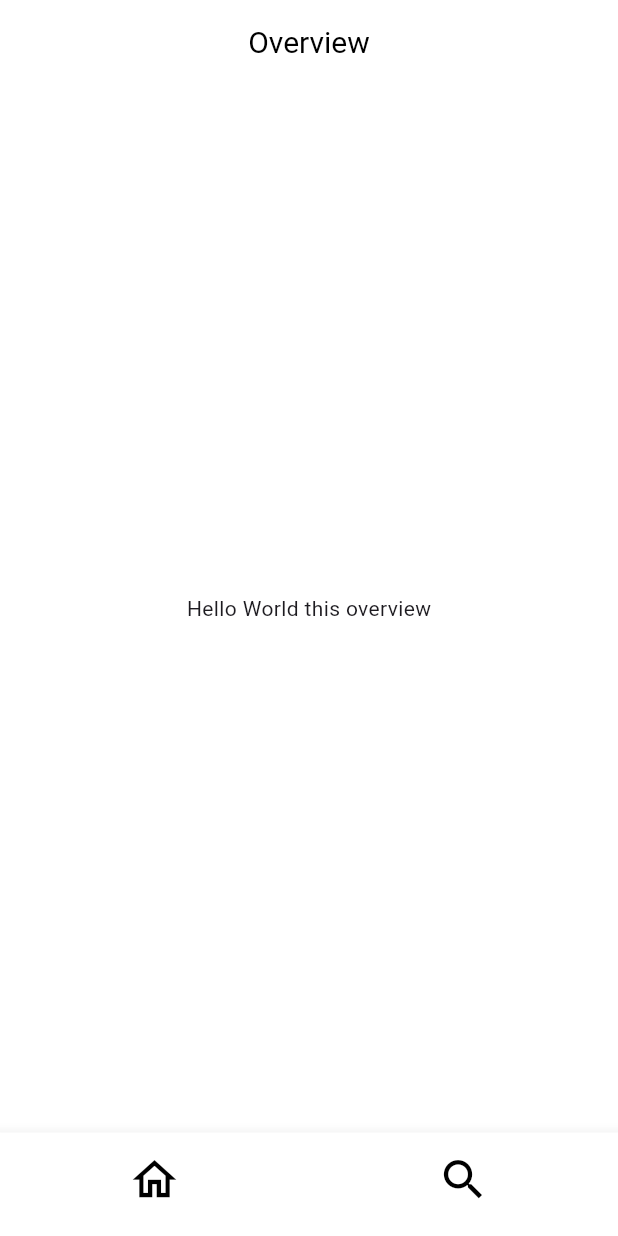
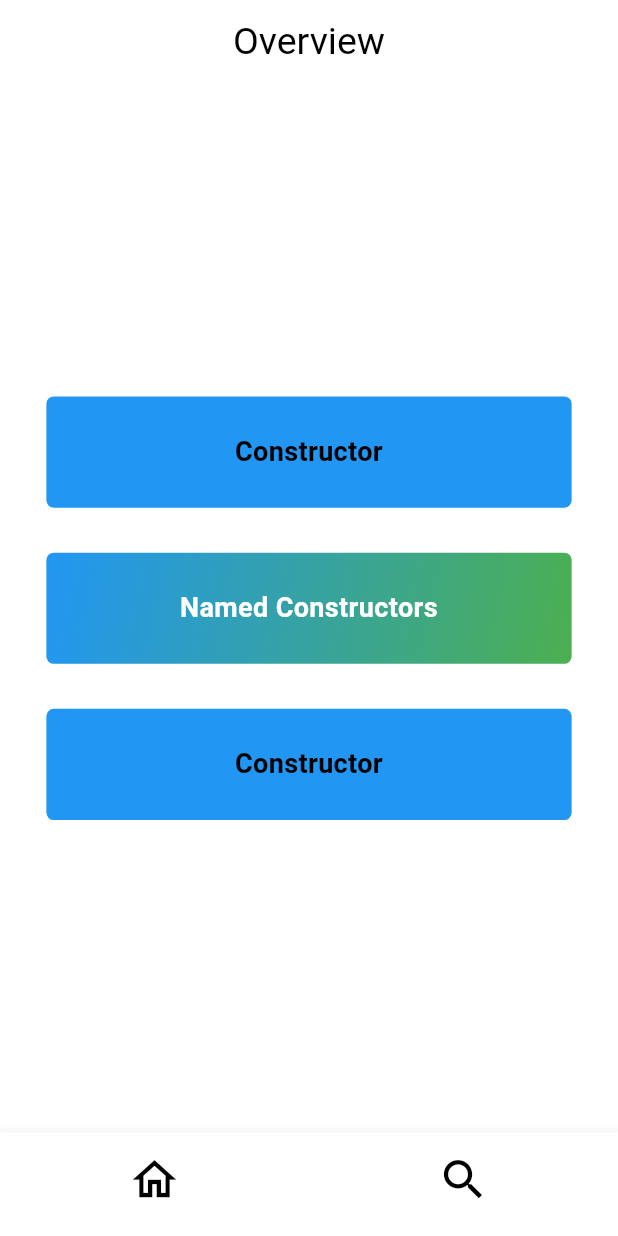
Before and after one commit to tobe-official/IP_2025_08_flutter_knowledge, a Flutter app: the OverviewPage screen opened by its route, on a phone screen of 412 x 824 dp. Run offline on Flutter 3.47's test engine with Material 3 defaults, Android fonts, the phone set to English and light mode, and no system bars; our stand-ins replace auto_route.

Commit message:
feat: added the boxes ready for implementing next screen and troll screen for the random boxes

```diff
--- a/lib/app/pages/home.dart
+++ /dev/null
@@ -1,26 +0,0 @@
-import 'package:auto_route/annotations.dart';
-import 'package:flutter/material.dart';
-import 'package:ip_2025_08_flutter_knowledge/app/widgets/custom_app_bar.dart';
-
-import '../widgets/custom_bottom_navigator.dart';
-
-@RoutePage()
-class HomePage extends StatelessWidget {
-  const HomePage({super.key});
-
-  @override
-  Widget build(BuildContext context) {
-    return Scaffold(
-      backgroundColor: Colors.white,
-      appBar: CustomAppBar(
-        title: 'Home',
-      ),
-      body: Center(
-        child: const Text('Hello World this home'),
-      ),
-      bottomNavigationBar: CustomBottomNavigator(
-        initialIndexOfScreen: 0,
-      ),
-    );
-  }
-}
--- a/lib/app/pages/overview.dart
+++ b/lib/app/pages/home/home.dart
@@ -1,24 +1,26 @@
 import 'package:auto_route/annotations.dart';
 import 'package:flutter/material.dart';
+import 'package:ip_2025_08_flutter_knowledge/app/pages/home/widgets/home_content.dart';
 import 'package:ip_2025_08_flutter_knowledge/app/widgets/custom_app_bar.dart';
+
 import 'package:ip_2025_08_flutter_knowledge/app/widgets/custom_bottom_navigator.dart';
 
 @RoutePage()
-class OverviewPage extends StatelessWidget {
-  const OverviewPage({super.key});
+class HomePage extends StatelessWidget {
+  const HomePage({super.key});
 
   @override
   Widget build(BuildContext context) {
     return Scaffold(
       backgroundColor: Colors.white,
       appBar: CustomAppBar(
-        title: 'Overview',
+        title: 'Home',
       ),
       body: Center(
-        child: const Text('Hello World this overview'),
+        child: HomeContent(),
       ),
       bottomNavigationBar: CustomBottomNavigator(
-        initialIndexOfScreen: 1,
+        initialIndexOfScreen: 0,
       ),
     );
   }
--- /dev/null
+++ b/lib/app/pages/overview/overview.dart
@@ -0,0 +1,48 @@
+import 'package:auto_route/annotations.dart';
+import 'package:flutter/material.dart';
+import 'package:ip_2025_08_flutter_knowledge/app/pages/overview/widgets/box.dart';
+import 'package:ip_2025_08_flutter_knowledge/app/widgets/custom_app_bar.dart';
+import 'package:ip_2025_08_flutter_knowledge/app/widgets/custom_bottom_navigator.dart';
+
+@RoutePage()
+class OverviewPage extends StatelessWidget {
+  const OverviewPage({super.key});
+
+  @override
+  Widget build(BuildContext context) {
+    return Scaffold(
+      backgroundColor: Colors.white,
+      appBar: CustomAppBar(
+        title: 'Overview',
+      ),
+      //TODO add a search field for better searching
+      //TODO use a stream with data and delays for new data to give sometimes "random" boxes to the ui + the real boxes. random boxes lead to a prank screen
+      body: Center(
+        child: Column(
+          mainAxisAlignment: MainAxisAlignment.center,
+          children: [
+            BoxWidget(
+              title: 'Constructor',
+              color: Colors.blue,
+            ),
+            SizedBox(height: 30),
+            BoxWidget.transition(
+              title: 'Named Constructors',
+              color: Colors.blue,
+              secondaryColor: Colors.green,
+              fontColor: Colors.white,
+            ),
+            SizedBox(height: 30),
+            BoxWidget(
+              title: 'Constructor',
+              color: Colors.blue,
+            ),
+          ],
+        ),
+      ),
+      bottomNavigationBar: CustomBottomNavigator(
+        initialIndexOfScreen: 1,
+      ),
+    );
+  }
+}
--- /dev/null
+++ b/lib/app/pages/overview/widgets/box.dart
@@ -0,0 +1,49 @@
+import 'package:flutter/material.dart';
+
+class BoxWidget extends StatelessWidget {
+  const BoxWidget(
+      {super.key, required this.title, this.color = Colors.grey, this.secondaryColor, this.fontColor = Colors.black});
+
+  const BoxWidget.transition(
+      {super.key,
+      required this.title,
+      this.color = Colors.grey,
+      this.secondaryColor = Colors.white,
+      this.fontColor = Colors.black});
+
+  final String title;
+  final Color? color;
+  final Color? secondaryColor;
+  final Color? fontColor;
+
+  @override
+  Widget build(BuildContext context) {
+    final screenWidth = MediaQuery.of(context).size.width;
+    final screenHeight = MediaQuery.of(context).size.height;
+
+    return GestureDetector(
+      child: Container(
+        decoration: BoxDecoration(
+          borderRadius: BorderRadius.circular(5),
+          gradient: secondaryColor != null
+              ? LinearGradient(
+                  colors: [color!, secondaryColor!],
+                  begin: Alignment.topLeft,
+                  end: Alignment.bottomRight,
+                )
+              : null,
+          color: secondaryColor == null ? color : null,
+        ),
+        width: screenWidth * 0.85,
+        height: screenHeight * 0.09,
+        child: Center(
+          child: Text(
+            title,
+            style: TextStyle(fontWeight: FontWeight.bold, fontSize: 18, color: fontColor),
+            textAlign: TextAlign.center,
+          ),
+        ),
+      ),
+    );
+  }
+}
--- a/lib/app/widgets/custom_app_bar.dart
+++ b/lib/app/widgets/custom_app_bar.dart
@@ -22,7 +22,7 @@ class _CustomAppBarState extends State<CustomAppBar> {
         widget.title,
         style: TextStyle(
           color: Colors.black,
-          fontSize: 20,
+          fontSize: 25,
         ),
       ),
       centerTitle: true,
--- a/lib/app/widgets/custom_bottom_navigator.dart
+++ b/lib/app/widgets/custom_bottom_navigator.dart
@@ -24,7 +24,7 @@ class _CustomNavigationBarState extends State<CustomBottomNavigator> {
   }
 
   void _onItemTapped(int index) {
-    if (index == _currentIndex) return; // no-op if already on this tab
+    if (index == _currentIndex) return;
 
     setState(() {
       _currentIndex = index;
@@ -65,7 +65,7 @@ class _CustomNavigationBarState extends State<CustomBottomNavigator> {
         ),
         BottomNavigationBarItem(
           icon: Icon(
-            isOverview ? Icons.search : Icons.search_outlined,
+            isOverview ? Icons.search : Icons.person_search_sharp,
             color: Colors.black,
           ),
           label: "Overview Page",
```
Also changed, not shown: lib/app/pages/home/widgets/home_content.dart (added, +41 -0 lines), lib/app/app_router.gr.dart, pubspec.lock, 3 other files.
